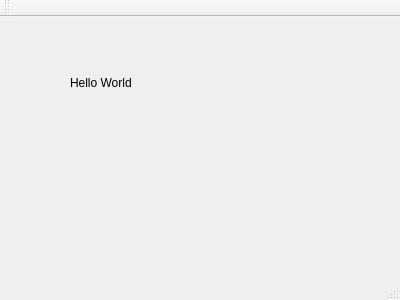
First picture: the form in program/mainwindow.ui, repository Connor1996/-, before the edit.
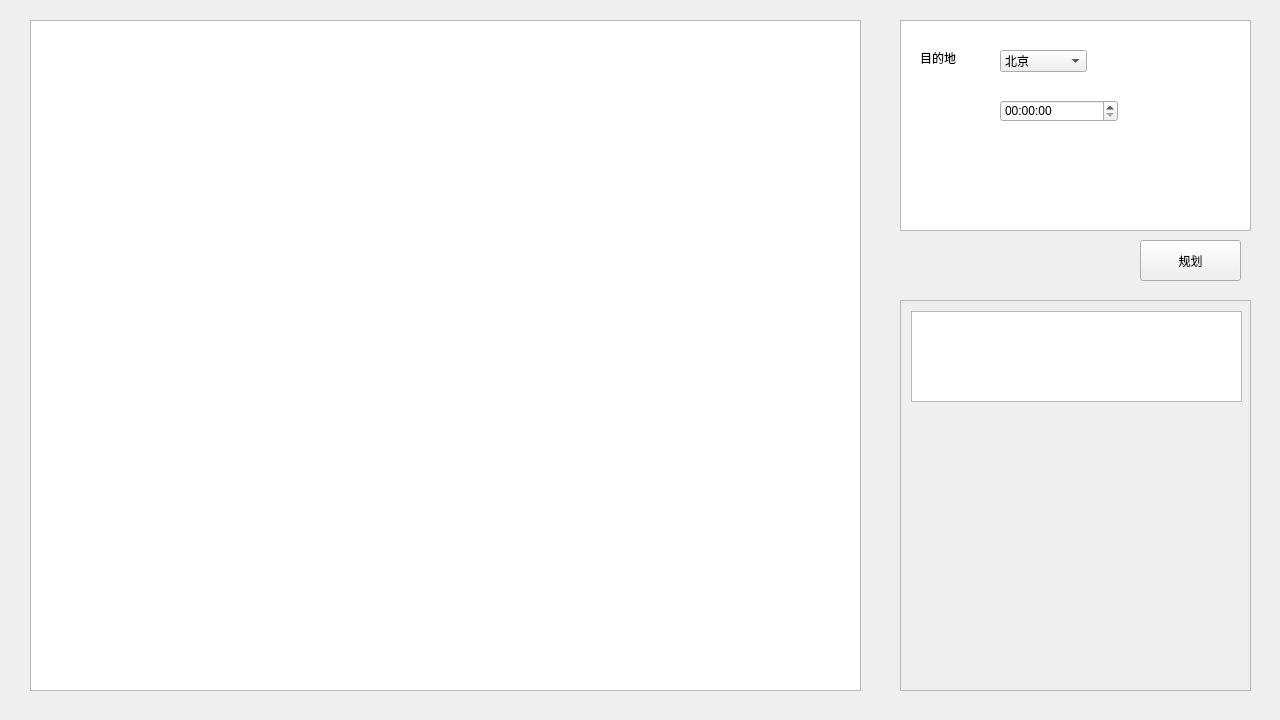
Second picture: the form after the edit.

Patch:
```diff
--- a/program/mainwindow.ui
+++ b/program/mainwindow.ui
@@ -2,51 +2,131 @@
 <ui version="4.0">
  <class>MainWindow</class>
  <widget class="QMainWindow" name="MainWindow">
+  <property name="enabled">
+   <bool>true</bool>
+  </property>
   <property name="geometry">
    <rect>
     <x>0</x>
     <y>0</y>
-    <width>400</width>
-    <height>300</height>
+    <width>1280</width>
+    <height>720</height>
    </rect>
   </property>
   <property name="windowTitle">
    <string>MainWindow</string>
   </property>
   <widget class="QWidget" name="centralWidget">
-   <widget class="QLabel" name="label">
+   <widget class="QTableView" name="tableView">
     <property name="geometry">
      <rect>
-      <x>70</x>
-      <y>50</y>
+      <x>900</x>
+      <y>20</y>
+      <width>351</width>
+      <height>211</height>
+     </rect>
+    </property>
+   </widget>
+   <widget class="QScrollArea" name="scrollArea">
+    <property name="geometry">
+     <rect>
+      <x>900</x>
+      <y>300</y>
+      <width>351</width>
+      <height>391</height>
+     </rect>
+    </property>
+    <property name="widgetResizable">
+     <bool>true</bool>
+    </property>
+    <widget class="QWidget" name="scrollAreaWidgetContents">
+     <property name="geometry">
+      <rect>
+       <x>0</x>
+       <y>0</y>
+       <width>349</width>
+       <height>389</height>
+      </rect>
+     </property>
+     <widget class="QListView" name="listView">
+      <property name="geometry">
+       <rect>
+        <x>10</x>
+        <y>10</y>
+        <width>331</width>
+        <height>91</height>
+       </rect>
+      </property>
+     </widget>
+    </widget>
+   </widget>
+   <widget class="QGraphicsView" name="graphicsView">
+    <property name="geometry">
+     <rect>
+      <x>30</x>
+      <y>20</y>
+      <width>831</width>
+      <height>671</height>
+     </rect>
+    </property>
+   </widget>
+   <widget class="QPushButton" name="pushButton">
+    <property name="geometry">
+     <rect>
+      <x>1140</x>
+      <y>240</y>
       <width>101</width>
-      <height>31</height>
+      <height>41</height>
      </rect>
     </property>
     <property name="text">
-     <string>Hello World</string>
+     <string>规划</string>
     </property>
    </widget>
+   <widget class="QLabel" name="label">
+    <property name="geometry">
+     <rect>
+      <x>920</x>
+      <y>50</y>
+      <width>72</width>
+      <height>15</height>
+     </rect>
+    </property>
+    <property name="text">
+     <string>目的地</string>
+    </property>
+   </widget>
+   <widget class="QTimeEdit" name="timeEdit">
+    <property name="geometry">
+     <rect>
+      <x>1000</x>
+      <y>100</y>
+      <width>118</width>
+      <height>22</height>
+     </rect>
+    </property>
+   </widget>
+   <widget class="QComboBox" name="comboBox">
+    <property name="geometry">
+     <rect>
+      <x>1000</x>
+      <y>50</y>
+      <width>87</width>
+      <height>22</height>
+     </rect>
+    </property>
+    <item>
+     <property name="text">
+      <string>北京</string>
+     </property>
+    </item>
+    <item>
+     <property name="text">
+      <string>西安</string>
+     </property>
+    </item>
+   </widget>
   </widget>
-  <widget class="QMenuBar" name="menuBar">
-   <property name="geometry">
-    <rect>
-     <x>0</x>
-     <y>0</y>
-     <width>400</width>
-     <height>26</height>
-    </rect>
-   </property>
-  </widget>
-  <widget class="QToolBar" name="mainToolBar">
-   <attribute name="toolBarArea">
-    <enum>TopToolBarArea</enum>
-   </attribute>
-   <attribute name="toolBarBreak">
-    <bool>false</bool>
-   </attribute>
-  </widget>
-  <widget class="QStatusBar" name="statusBar"/>
  </widget>
  <layoutdefault spacing="6" margin="11"/>
  <resources/>
```
